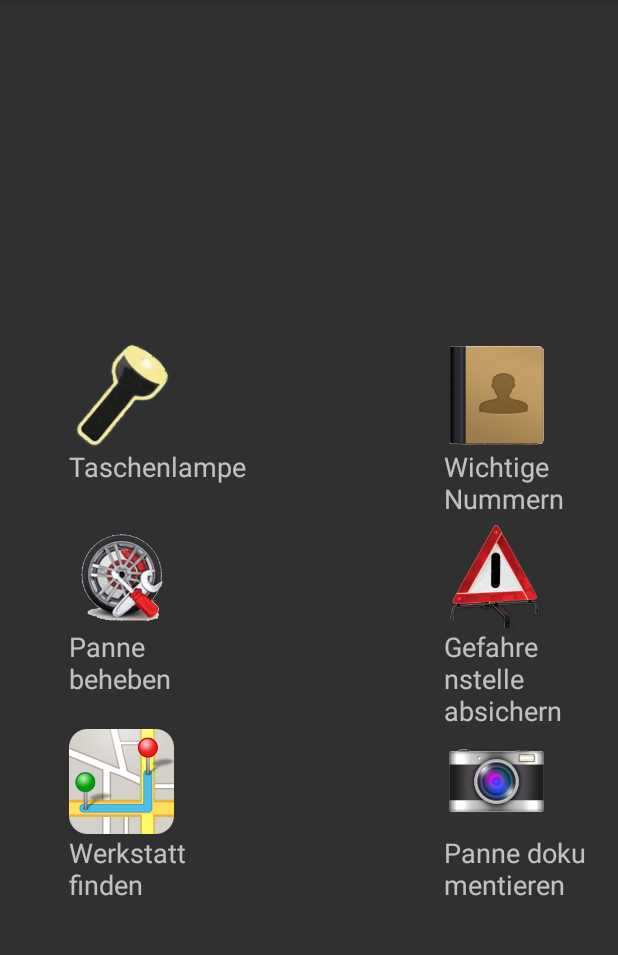
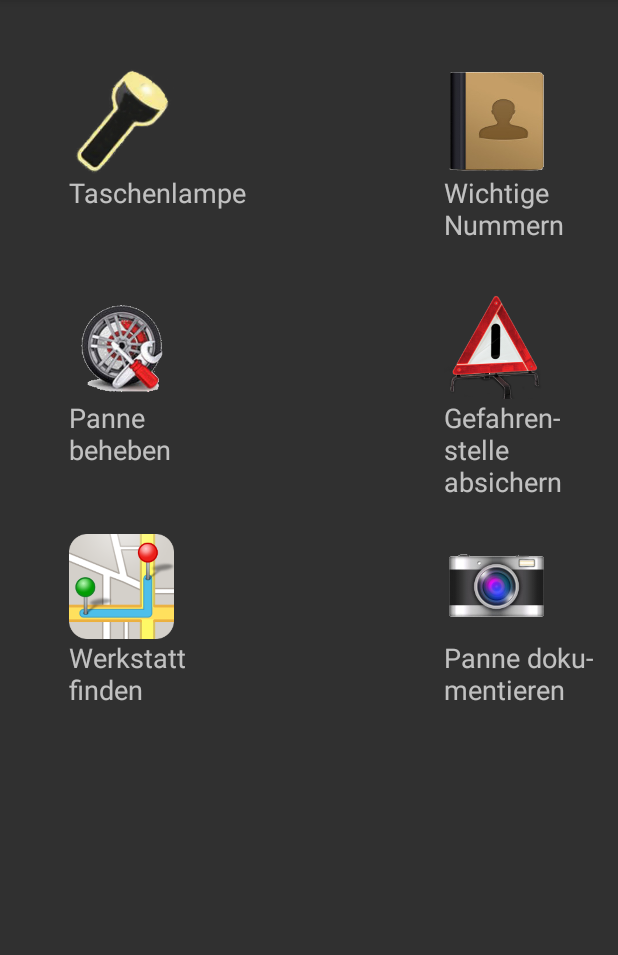
Before and after one commit to Gottschalk/2015B, an Android app: the screen it shows after launch (MenuActivity), on a phone screen of 412 x 824 dp, the part 84-1039 px from its top. Run offline under Robolectric (Android 15) with nearby library versions, the phone set to English and light mode, and no system bars.

Commit message:
menue design verbessert

```diff
--- a/app/src/main/res/layout/activity_menu.xml
+++ b/app/src/main/res/layout/activity_menu.xml
@@ -12,8 +12,8 @@
         android:background="@drawable/ic_taschenlampe"
         android:layout_marginLeft="30dp"
         android:layout_marginStart="30dp"
-        android:layout_marginBottom="50dp"
-        android:layout_above="@+id/panne_beheben_button"
+        android:layout_marginTop="30dp"
+        android:layout_alignParentTop="true"
         android:layout_alignParentLeft="true"
         android:layout_alignParentStart="true" />
 
@@ -22,18 +22,23 @@
         android:layout_height="70dp"
         android:background="@drawable/ic_gefahrenstelle3"
         android:id="@+id/gefahrenstelle_absichern_button"
-        android:layout_centerVertical="true"
-        android:layout_alignLeft="@+id/wichtige_nummern_button"
-        android:layout_alignStart="@+id/wichtige_nummern_button" />
+        android:layout_marginRight="30dp"
+        android:layout_marginTop="180dp"
+        android:layout_alignParentRight="true"
+        android:layout_alignParentEnd="true"
+        />
 
     <Button
         android:layout_width="70dp"
         android:layout_height="70dp"
         android:background="@drawable/ic_panne2"
         android:id="@+id/panne_beheben_button"
-        android:layout_centerVertical="true"
-        android:layout_alignLeft="@+id/flashlight_button_text"
-        android:layout_alignStart="@+id/flashlight_button_text" />
+        android:layout_marginLeft="30dp"
+        android:layout_marginStart="30dp"
+        android:layout_marginTop="180dp"
+        android:layout_alignParentTop="true"
+        android:layout_alignParentLeft="true"
+        android:layout_alignParentStart="true" />
 
     <Button
         android:layout_width="70dp"
@@ -41,8 +46,8 @@
         android:background="@drawable/ic_kontakte1"
         android:id="@+id/wichtige_nummern_button"
         android:layout_marginRight="30dp"
-        android:layout_marginEnd="30dp"
-        android:layout_alignTop="@+id/flashlight_button_text"
+        android:layout_marginStart="30dp"
+        android:layout_marginTop="30dp"
         android:layout_alignParentRight="true"
         android:layout_alignParentEnd="true" />
 
@@ -51,18 +56,22 @@
         android:layout_height="70dp"
         android:background="@drawable/ic_werkstatt2"
         android:id="@+id/werkstatt_finden_button"
-        android:layout_below="@+id/button_unfallstelle_absichern_titel"
-        android:layout_alignLeft="@+id/panne_beheben_button"
-        android:layout_alignStart="@+id/panne_beheben_button" />
+        android:layout_marginLeft="30dp"
+        android:layout_marginStart="30dp"
+        android:layout_marginTop="340dp"
+        android:layout_alignParentTop="true"
+        android:layout_alignParentLeft="true"
+        android:layout_alignParentStart="true" />
 
     <Button
         android:layout_width="70dp"
         android:layout_height="70dp"
         android:background="@drawable/ic_camera2"
-        android:id="@+id/unfall_dokumentieren_button"
-        android:layout_alignTop="@+id/werkstatt_finden_button"
-        android:layout_alignLeft="@+id/gefahrenstelle_absichern_button"
-        android:layout_alignStart="@+id/gefahrenstelle_absichern_button" />
+        android:id="@+id/panne_dokumentieren_button"
+        android:layout_marginRight="30dp"
+        android:layout_marginTop="340dp"
+        android:layout_alignParentRight="true"
+        android:layout_alignParentEnd="true" />
 
     <TextView
         android:layout_width="120dp"
@@ -70,9 +79,10 @@
         android:textAppearance="?android:attr/textAppearanceMedium"
         android:text="@string/flashlightButton"
         android:id="@+id/button_taschenlampe_titel"
-        android:layout_below="@+id/wichtige_nummern_button"
+        android:layout_below="@+id/flashlight_button_text"
         android:layout_alignLeft="@+id/flashlight_button_text"
-        android:layout_alignStart="@+id/flashlight_button_text" />
+        android:layout_alignStart="@+id/flashlight_button_text"
+        android:layout_gravity="right|left" />
 
     <TextView
         android:layout_width="120dp"
@@ -91,8 +101,8 @@
         android:text="@string/pannenbehebung_button_text"
         android:id="@+id/button_panne_beheben_titel"
         android:layout_below="@+id/panne_beheben_button"
-        android:layout_alignRight="@+id/button_taschenlampe_titel"
-        android:layout_alignEnd="@+id/button_taschenlampe_titel" />
+        android:layout_alignLeft="@+id/panne_beheben_button"
+        android:layout_alignStart="@+id/panne_beheben_button" />
 
     <TextView
         android:layout_width="120dp"
@@ -102,9 +112,7 @@
         android:id="@+id/button_unfallstelle_absichern_titel"
         android:layout_below="@+id/gefahrenstelle_absichern_button"
         android:layout_alignLeft="@+id/gefahrenstelle_absichern_button"
-        android:layout_alignStart="@+id/gefahrenstelle_absichern_button"
-        android:layout_alignParentRight="true"
-        android:layout_alignParentEnd="true" />
+        android:layout_alignStart="@+id/gefahrenstelle_absichern_button" />
 
     <TextView
         android:layout_width="120dp"
@@ -122,7 +130,7 @@
         android:textAppearance="?android:attr/textAppearanceMedium"
         android:text="@string/panne_dokumentieren_button_text"
         android:id="@+id/button_panne_dokumentieren_titel"
-        android:layout_below="@+id/unfall_dokumentieren_button"
-        android:layout_alignLeft="@+id/unfall_dokumentieren_button"
-        android:layout_alignStart="@+id/unfall_dokumentieren_button" />
+        android:layout_below="@+id/panne_dokumentieren_button"
+        android:layout_alignLeft="@+id/panne_dokumentieren_button"
+        android:layout_alignStart="@+id/panne_dokumentieren_button" />
 </RelativeLayout>
--- a/app/src/main/res/values/strings.xml
+++ b/app/src/main/res/values/strings.xml
@@ -8,7 +8,7 @@
     <string name="title_activity_flashlight">Taschenlampe</string>
     <string name="pannenbehebung_button_text">Panne beheben</string>
     <string name="wichtige_nummern_button_text">Wichtige Nummern</string>
-    <string name="absicherung_gefahrenstelle_button_text">Gefahrenstelle absichern</string>
+    <string name="absicherung_gefahrenstelle_button_text">Gefahren- stelle absichern</string>
     <string name="werkstatt_finden_button_text">Werkstatt finden</string>
     <string name="title_activity_werkstatt_finden_activity">Werkstatt finden</string>
     <string name="title_activity_gefahrenstelle_absichern">Gefahrenstelle absichern</string>
@@ -26,7 +26,7 @@
     <string name="StartSplashText1">Starte</string>
     <string name="StartSplashText2">. . .</string>
     <string name="StartSplashHeader">Pannenhilfe</string>
-    <string name="panne_dokumentieren_button_text">Panne dokumentieren</string>
+    <string name="panne_dokumentieren_button_text">Panne doku- mentieren</string>
     <string name="title_activity_maps_activity2">Map</string>
     <string name="werkstatt_finden_text_resource">Durch Klicken auf den Button kann auf der Karte nach dem Element, dass im Dropdown Menü ausgewählt ist, gesucht werden.</string>
 
```
